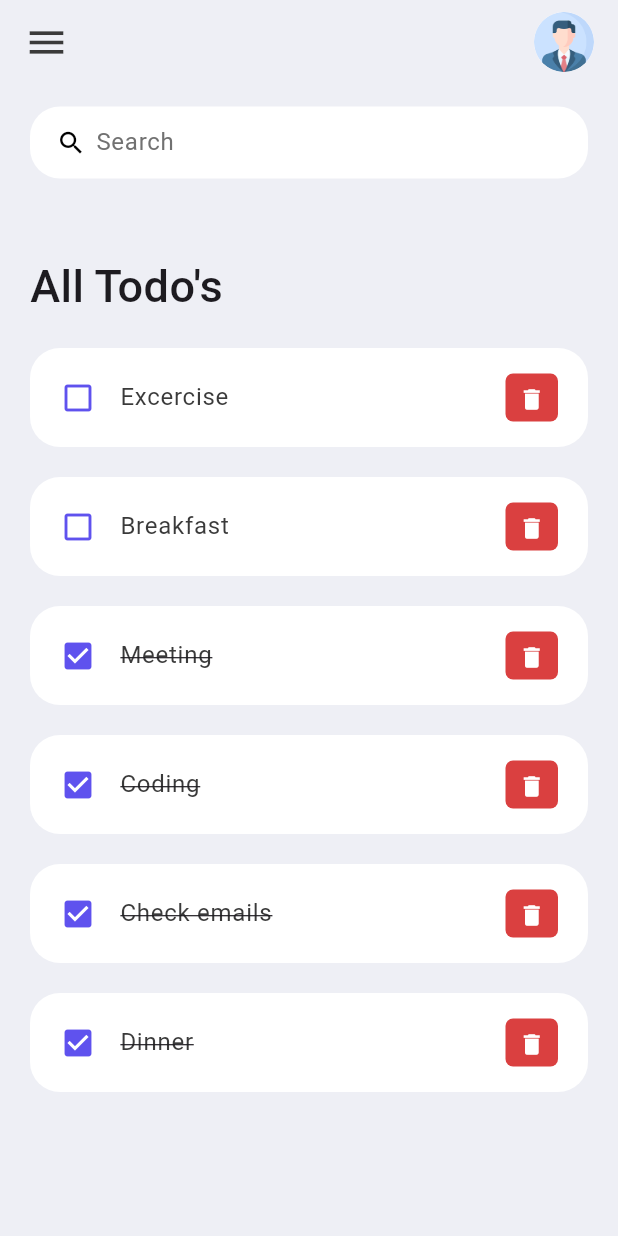
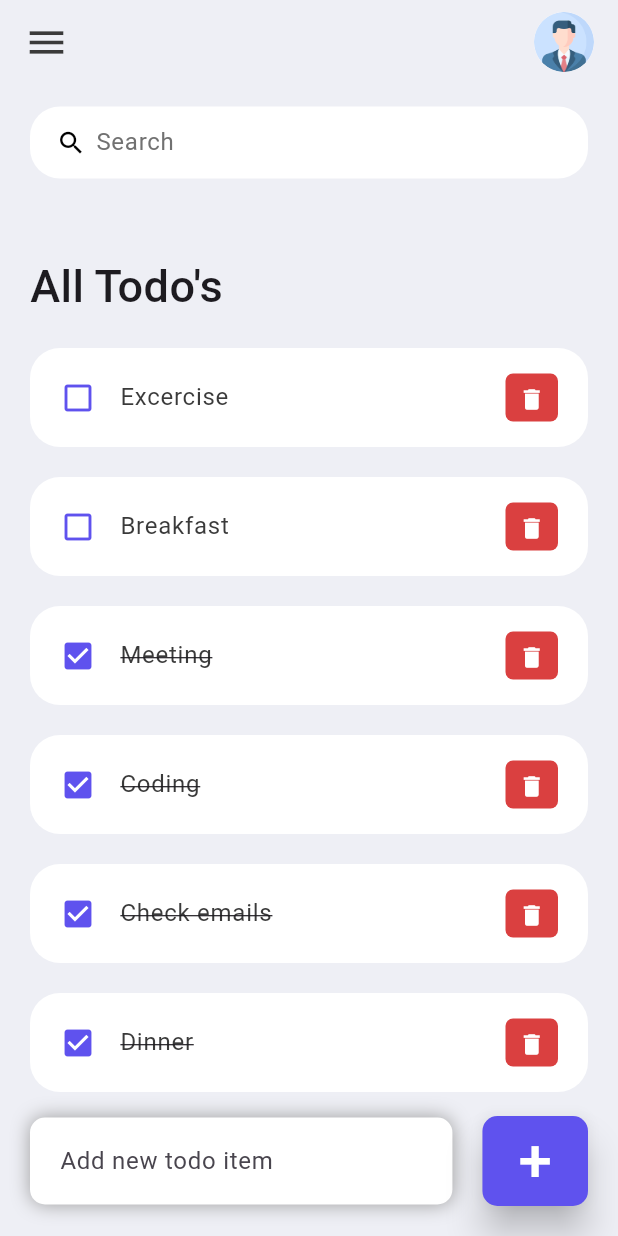
Before and after one commit to M-Alok/Todo-App-Flutter, a Flutter app: the screen it shows after launch, on a phone screen of 412 x 824 dp. Run offline on Flutter 3.47's test engine with Material 3 defaults, Android fonts, the phone set to English and light mode, and no system bars.

Commit message:
UI completed

```diff
--- a/lib/screen/home.dart
+++ b/lib/screen/home.dart
@@ -27,7 +27,9 @@ class Home extends StatelessWidget {
           ],
         ),
       ),
-      body: Container(
+      body: Stack(
+        children: [
+          Container(
             padding: EdgeInsets.symmetric(horizontal: 20, vertical: 15),
             child: Column(
               children: [
@@ -46,6 +48,52 @@ class Home extends StatelessWidget {
                 )
               ],
             ),
+          ),
+          Align(
+            alignment: Alignment.bottomCenter,
+            child: Row(
+              children: [
+                Expanded(
+                  child: Container(
+                    margin: EdgeInsets.only(bottom: 20, left: 20, right: 20),
+                    padding: EdgeInsets.symmetric(horizontal: 20, vertical: 5),
+                    decoration: BoxDecoration(
+                      color: Colors.white,
+                      boxShadow: [BoxShadow(
+                        color: Colors.grey,
+                        offset: Offset(0.0, 0.0),
+                        blurRadius: 10.0,
+                        spreadRadius: 0.0,
+                      ),],
+                      borderRadius: BorderRadius.circular(10)
+                    ),
+                    child: TextField(
+                      decoration: InputDecoration(
+                        hintText: 'Add new todo item',
+                        border: InputBorder.none,
+                      ),
+                    ),
+                  ),
+                ),
+                Container(
+                  margin: EdgeInsets.only(bottom: 20, right: 20),
+                  child: ElevatedButton(
+                  onPressed: () {},
+                  style: ElevatedButton.styleFrom(
+                    backgroundColor: tdBlue,
+                    minimumSize: Size(60, 60),
+                    elevation: 10,
+                    shape: RoundedRectangleBorder(
+                    borderRadius: BorderRadius.circular(10),
+                    ),
+                  ),
+                  child: Text('+', style: TextStyle(fontSize: 40, color: Colors.white)),
+                  ),
+                ),
+              ],
+            ),
+          )
+        ],
       ),
     );
   }
```
Lines whose indentation alone changed are shown as unchanged.
